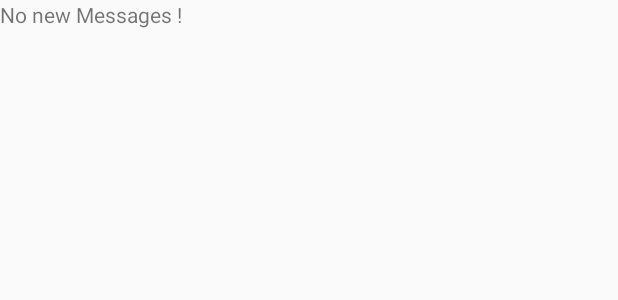
After one commit to dey2929/PepTalk, an Android app: the layout fragment_inbox.xml on its own in the app's theme, with its tools: preview values and no code run, on a phone screen of 412 x 824 dp. The commit adds this screen. Shown: the top 300 px of the screen. Run offline under Robolectric (Android 15) with nearby library versions, the phone set to English and light mode, and no system bars.

```diff
--- /dev/null
+++ b/app/src/main/res/layout/fragment_inbox.xml
@@ -0,0 +1,18 @@
+<RelativeLayout xmlns:android="http://schemas.android.com/apk/res/android"
+    xmlns:tools="http://schemas.android.com/tools" android:layout_width="match_parent"
+    android:layout_height="match_parent"
+    tools:context=".MainActivity$PlaceholderFragment">
+
+
+    <ListView
+        android:layout_width="wrap_content"
+        android:layout_height="wrap_content"
+        android:id="@android:id/list"
+        android:layout_alignParentStart="true"
+        android:layout_alignParentTop="true" />
+    <TextView
+        android:id="@android:id/empty"
+        android:layout_width="match_parent"
+        android:layout_height="match_parent"
+        android:text="@string/NoMessageText"/>
+</RelativeLayout>
--- a/app/src/main/res/menu/menu_main.xml
+++ b/app/src/main/res/menu/menu_main.xml
@@ -3,4 +3,7 @@
     xmlns:tools="http://schemas.android.com/tools" tools:context=".MainActivity">
     <item android:id="@+id/action_logout" android:title="@string/action_logout"
         android:orderInCategory="100" app:showAsAction="never" />
+    <item android:id="@+id/action_edit_friends" android:title="@string/EditFriendsLabel"
+        android:orderInCategory="100" app:showAsAction="never" />
+
 </menu>
--- a/app/src/main/res/values/strings.xml
+++ b/app/src/main/res/values/strings.xml
@@ -22,5 +22,9 @@
     <string name="LoginErrorMessage">Please Enter Username and Password!</string>
     <string name="MenuLogoutLabel">Logout</string>
     <string name="title_activity_main">MainActivity</string>
+    <string name="NoMessageText">No new Messages !</string>
+    <string name="NoFriendsText">Add Friends to begin!</string>
+    <string name="EditFriendsLabel">Edit Friends</string>
+    <string name="title_activity_edit_friends">EditFriendsActivity</string>
 
 </resources>
```
Also changed, not shown: app/src/main/AndroidManifest.xml (+12 -1 lines), app/src/main/java/com/aset/dey/peptalk/EditFriendsActivity.java (added, +38 -0 lines), app/src/main/java/com/aset/dey/peptalk/MainActivity.java (+5 -33 lines), app/src/main/res/layout/activity_edit_friends.xml (added, +13 -0 lines), app/src/main/res/layout/fragment_main.xml (deleted, +0 -12 lines), app/src/main/res/menu/menu_edit_friends.xml (added, +7 -0 lines).
